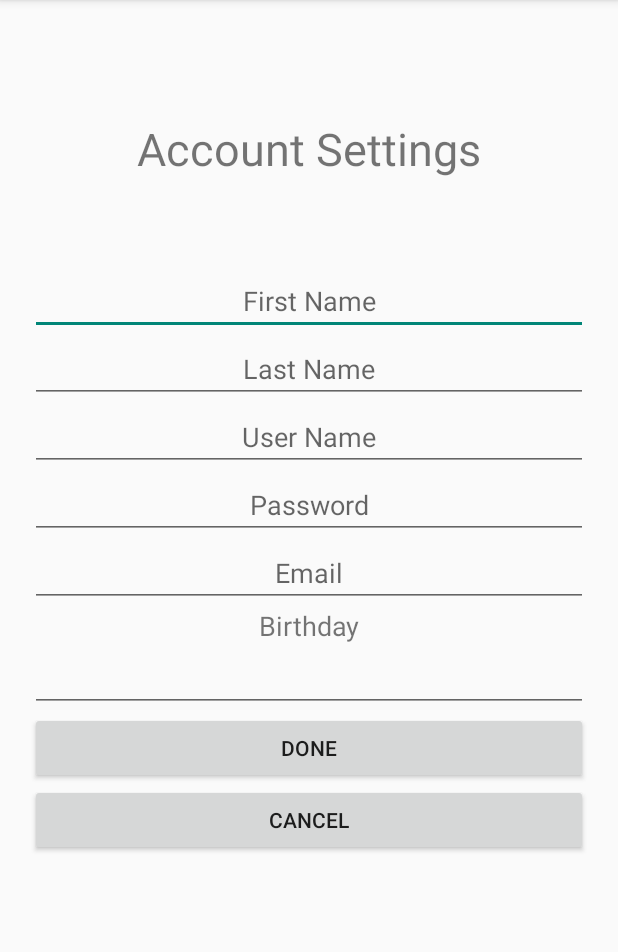
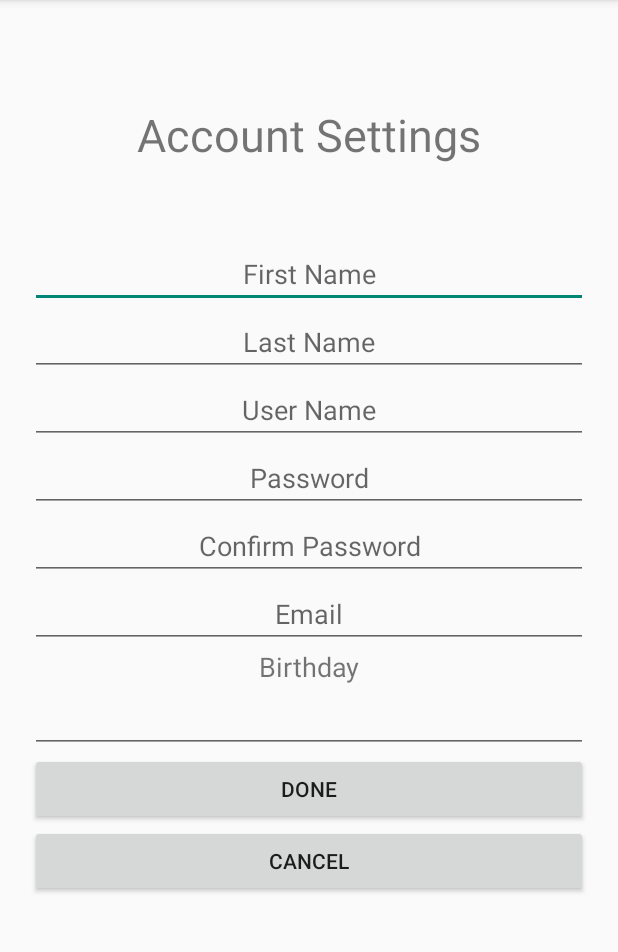
Before and after one commit to FerasDA/ImmiApp, an Android app: the fragment TextFieldsFragment shown on its own in the app's theme, on a phone screen of 412 x 824 dp, the part 84-1036 px from its top. Run offline under Robolectric (Android 15) with nearby library versions, the phone set to English and light mode, and no system bars.

```diff
--- a/app/src/main/AndroidManifest.xml
+++ b/app/src/main/AndroidManifest.xml
@@ -8,7 +8,7 @@
         android:label="@string/app_name"
         android:theme="@style/AppTheme" >
         <activity
-            android:name=".SignupActivity"
+            android:name=".LoginActivity"
             android:label="@string/app_name" >
             <intent-filter>
                 <action android:name="android.intent.action.MAIN" />
@@ -16,8 +16,8 @@
             </intent-filter>
         </activity>
         <activity
-            android:name=".LoginActivity"
-            android:label="@string/title_activity_login" >
+            android:name=".SignupActivity"
+            android:label="@string/title_activity_signup" >
         </activity>
     </application>
 
--- a/app/src/main/java/com/immiapp/immiapp/DatabaseHelper.java
+++ b/app/src/main/java/com/immiapp/immiapp/DatabaseHelper.java
@@ -12,7 +12,7 @@ import java.util.List;
 
 /**
  * Created by Feras on 3/9/2015.
- * this is modified from the TicTacToe app example in Android for Dummies.
+ * this is modified from the
  */
 public class DatabaseHelper {
     private static final String DATABASE_NAME = "Immi.db";
--- a/app/src/main/res/layout/activity_signup.xml
+++ b/app/src/main/res/layout/activity_signup.xml
@@ -68,6 +68,16 @@
         <EditText
             android:layout_width="match_parent"
             android:layout_height="wrap_content"
+            android:inputType="textPassword"
+            android:layout_gravity="center_horizontal"
+            android:gravity="center_horizontal"
+            android:hint="@string/password_confirm"
+            android:ems="10"
+            android:id="@+id/password_confirm" />
+
+        <EditText
+            android:layout_width="match_parent"
+            android:layout_height="wrap_content"
             android:inputType="textEmailAddress"
             android:layout_gravity="center_horizontal"
             android:gravity="center_horizontal"
--- a/app/src/main/res/values/strings.xml
+++ b/app/src/main/res/values/strings.xml
@@ -7,6 +7,7 @@
     <string name="last_name">Last Name</string>
     <string name="user_name">User Name</string>
     <string name="password">Password</string>
+    <string name="password_confirm">Confirm Password</string>
     <string name="email">Email</string>
     <string name="birthday">Birthday</string>
     <string name="done">Done</string>
@@ -17,6 +18,7 @@
     <string name="signup_button">Sign Up</string>
     <string name="action_settings">Settings</string>
     <string name="title_activity_login">LoginActivity</string>
+    <string name="title_activity_signup">LoginActivity</string>
     <string name="facebook_login">Login with Facebook</string>
 
 </resources>
```
Also changed, not shown: app/src/main/java/com/immiapp/immiapp/SignupActivity.java (+81 -1 lines), 1 other file.
